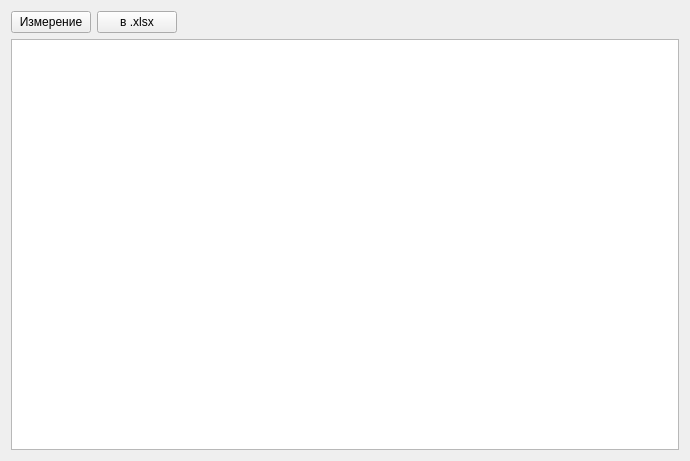
This is continuouswidget.ui in igrekus/out_pow_measure2 as Qt 5 draws it before an edit. The edited form follows.
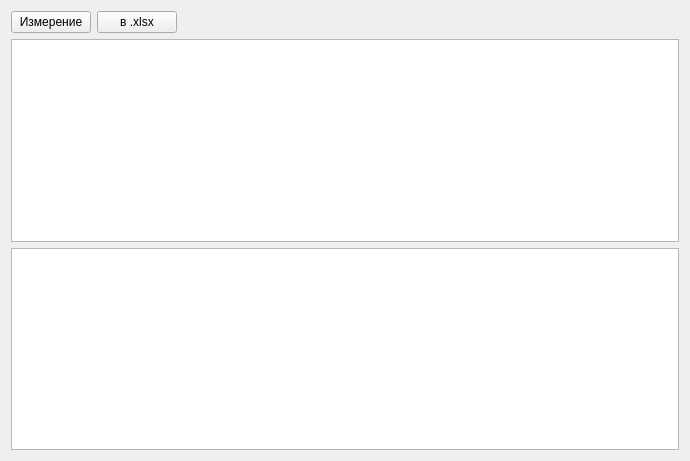
This is the edited form.

The edit to the form file:
```diff
--- a/continuouswidget.ui
+++ b/continuouswidget.ui
@@ -21,8 +21,6 @@
   </property>
   <layout class="QVBoxLayout" name="verticalLayout">
    <item>
-    <layout class="QVBoxLayout" name="verticalLayout_2">
-     <item>
       <layout class="QHBoxLayout" name="horizontalLayout">
        <item>
         <widget class="QPushButton" name="btnMeasure">
@@ -54,7 +52,7 @@
       </layout>
      </item>
      <item>
-      <widget class="QTableView" name="tableMeasure">
+    <widget class="QTableView" name="tableMeasurePow">
        <attribute name="horizontalHeaderCascadingSectionResizes">
         <bool>true</bool>
        </attribute>
@@ -69,7 +67,21 @@
        </attribute>
       </widget>
      </item>
-    </layout>
+   <item>
+    <widget class="QTableView" name="tableMeasureCurr">
+     <attribute name="horizontalHeaderCascadingSectionResizes">
+      <bool>true</bool>
+     </attribute>
+     <attribute name="verticalHeaderVisible">
+      <bool>false</bool>
+     </attribute>
+     <attribute name="verticalHeaderDefaultSectionSize">
+      <number>24</number>
+     </attribute>
+     <attribute name="verticalHeaderStretchLastSection">
+      <bool>false</bool>
+     </attribute>
+    </widget>
    </item>
   </layout>
  </widget>
```
Lines whose indentation alone changed are shown as unchanged.
